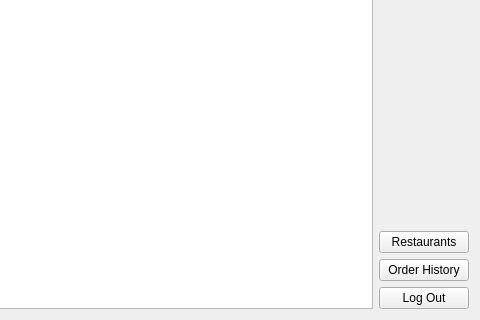
jwannamaker/CS1D_FastFoodProject, file mainmenuwidget.ui: the form before one commit; both pictures show x 276 to 756 and y 202 to 522 of the 756 by 522 pixel window.
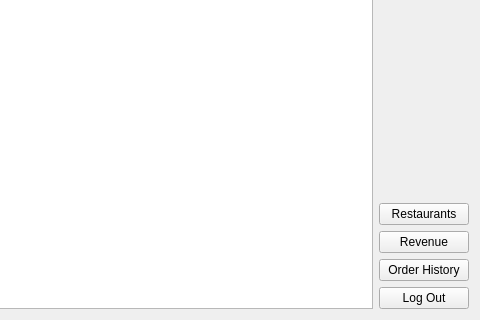
The form after the commit.

Commit message: create revenue widget class

```diff
--- a/mainmenuwidget.ui
+++ b/mainmenuwidget.ui
@@ -46,6 +46,13 @@
        </property>
       </widget>
      </item>
+     <item>
+      <widget class="QPushButton" name="revenueButton">
+       <property name="text">
+        <string>Revenue</string>
+       </property>
+      </widget>
+     </item>
      <item>
       <widget class="QPushButton" name="orderHistoryButton">
        <property name="text">
```
The commit also changes 10 other files.
